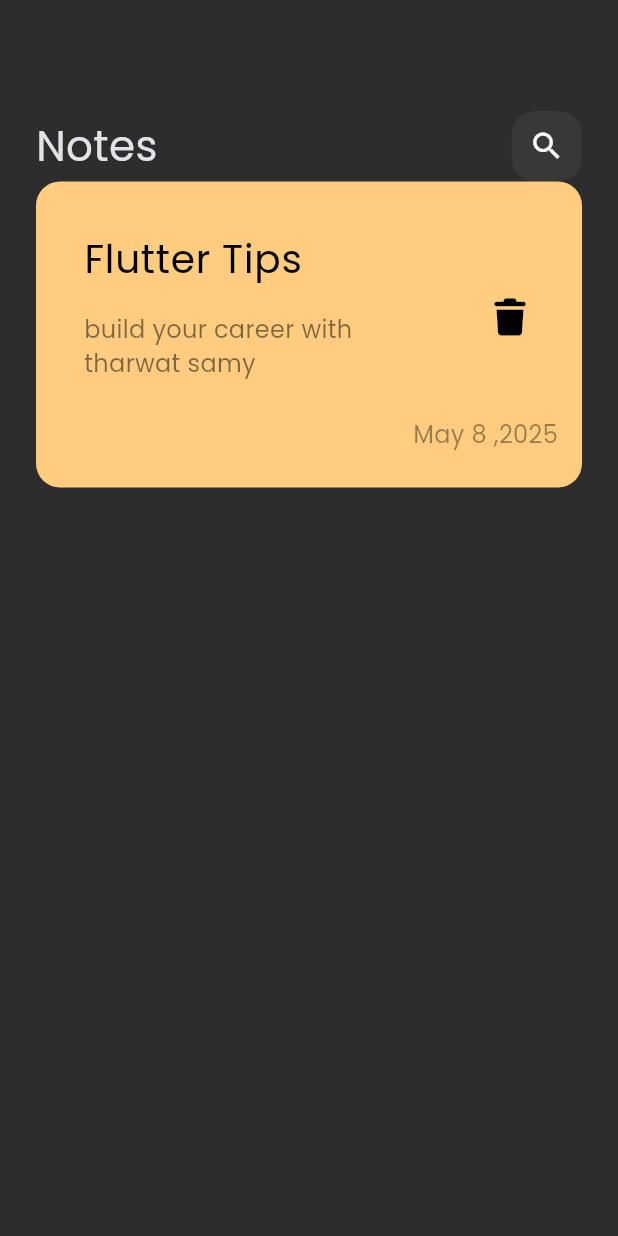
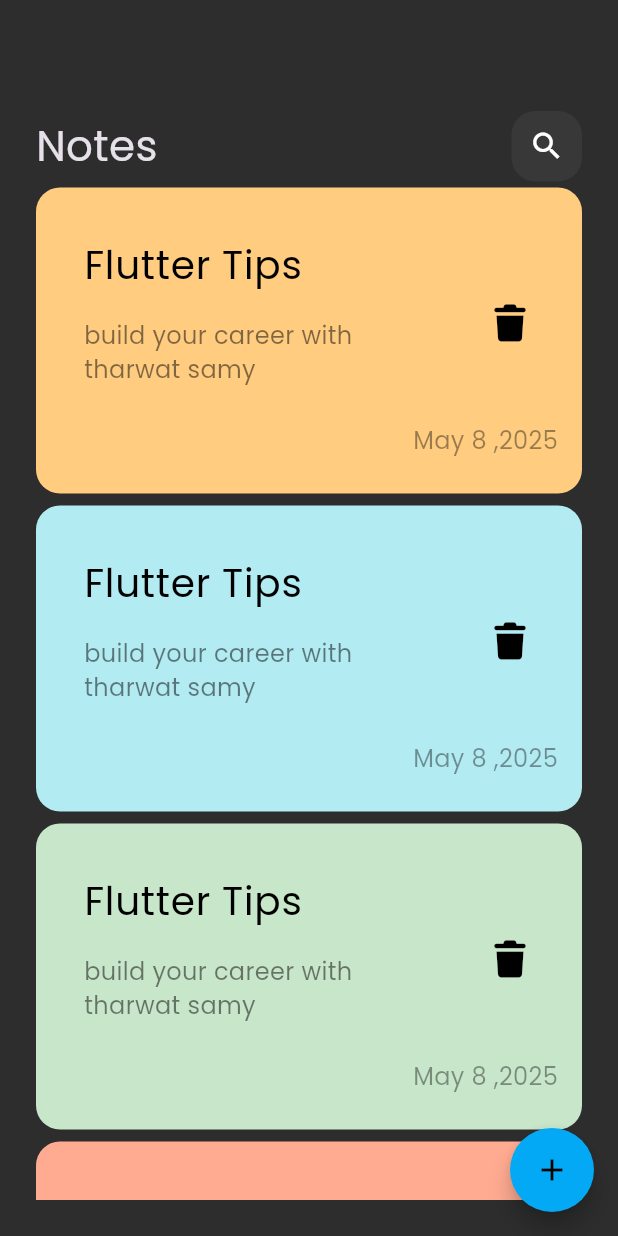
Before and after one commit to mohamedamged22/notes_app, a Flutter app: the screen it shows after launch, on a phone screen of 412 x 824 dp. Run offline on Flutter 3.47's test engine with Material 3 defaults, Android fonts, the phone set to English and light mode, and no system bars; our stand-ins replace font_awesome_flutter.

Commit message:
create list view and floating action button

```diff
--- a/lib/views/notes_view.dart
+++ b/lib/views/notes_view.dart
@@ -7,6 +7,12 @@
   @override
   Widget build(BuildContext context) {
     return Scaffold(
+      floatingActionButton: FloatingActionButton(
+        onPressed: () {},
+        shape: CircleBorder(),
+        backgroundColor: Colors.lightBlue,
+        child:Icon(Icons.add, color: Colors.black),
+      ),
       body: NotesViewBody(),
     );
   }
--- a/lib/views/widgets/custom_app_bar.dart
+++ b/lib/views/widgets/custom_app_bar.dart
@@ -1,5 +1,4 @@
 import 'package:flutter/material.dart';
-import 'package:notes_app/views/widgets/custom_note_item.dart';
 import 'package:notes_app/views/widgets/custom_search_icon.dart';
 
 class CustomAppBar extends StatelessWidget {
--- a/lib/views/widgets/custom_note_item.dart
+++ b/lib/views/widgets/custom_note_item.dart
@@ -2,14 +2,15 @@
 import 'package:font_awesome_flutter/font_awesome_flutter.dart';
 
 class CustomNoteItem extends StatelessWidget {
-  const CustomNoteItem({super.key});
+  const CustomNoteItem({super.key, required this.backGroundColor});
+  final Color backGroundColor;
 
   @override
   Widget build(BuildContext context) {
     return Container(
       padding: EdgeInsets.only(top: 24, bottom: 24, left: 16),
       decoration: BoxDecoration(
-        color: Color(0xffFFCC80),
+        color: backGroundColor,
         borderRadius: BorderRadius.circular(16),
       ),
       child: Column(
--- /dev/null
+++ b/lib/views/widgets/notes_list_view.dart
@@ -0,0 +1,33 @@
+import 'package:flutter/material.dart';
+import 'package:notes_app/views/widgets/custom_note_item.dart';
+
+class CustomNotesListView extends StatelessWidget {
+  const CustomNotesListView({super.key});
+
+  final data = const [
+    Color(0xFFFFCC80),
+    Color(0xFFB2EBF2),
+    Color(0xFFC8E6C9),
+    Color(0xFFFFAB91),
+    Color(0xFFD1C4E9),
+    Color(0xFFFFF59D),
+    Color(0xFF80DEEA),
+    Color(0xFFA5D6A7),
+    Color(0xFFFFCDD2),
+    Color(0xFFCE93D8),
+  ];
+
+  @override
+  Widget build(BuildContext context) {
+    return ListView.builder(
+      itemCount: 10,
+      padding: EdgeInsets.zero,
+      itemBuilder: (BuildContext context, int index) {
+        return Padding(
+          padding: const EdgeInsets.symmetric(vertical: 4.0),
+          child: CustomNoteItem(backGroundColor: data[index]),
+        );
+      },
+    );
+  }
+}
--- a/lib/views/widgets/notes_view_body.dart
+++ b/lib/views/widgets/notes_view_body.dart
@@ -1,6 +1,6 @@
 import 'package:flutter/material.dart';
 import 'package:notes_app/views/widgets/custom_app_bar.dart';
-import 'package:notes_app/views/widgets/custom_note_item.dart';
+import 'package:notes_app/views/widgets/notes_list_view.dart';
 
 class NotesViewBody extends StatelessWidget {
   const NotesViewBody({super.key});
@@ -10,7 +10,11 @@
     return Padding(
       padding: const EdgeInsets.all(24.0),
       child: Column(
-        children: [SizedBox(height: 50), CustomAppBar(), CustomNoteItem()],
+        children: [
+          SizedBox(height: 50),
+          CustomAppBar(),
+          Expanded(child: CustomNotesListView()),
+        ],
       ),
     );
   }
```
